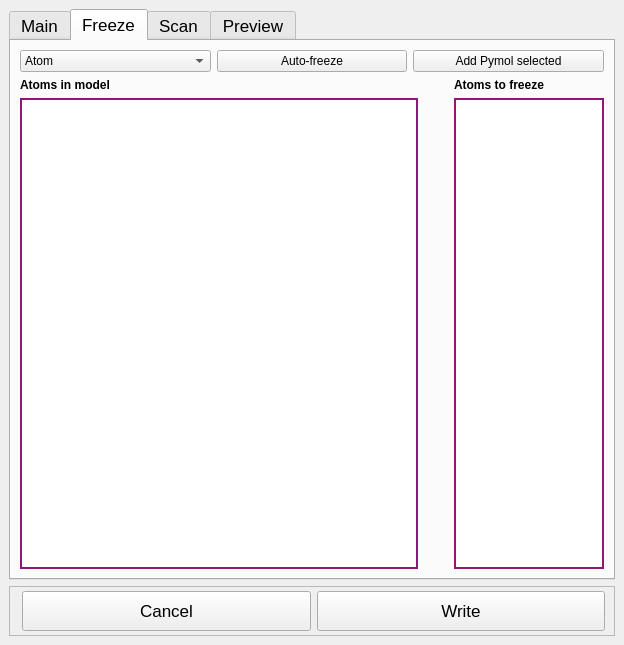
This is UIs/SetupWindow.ui in isaksengeir/REACT as Qt 5 draws it before an edit. The edited form follows.
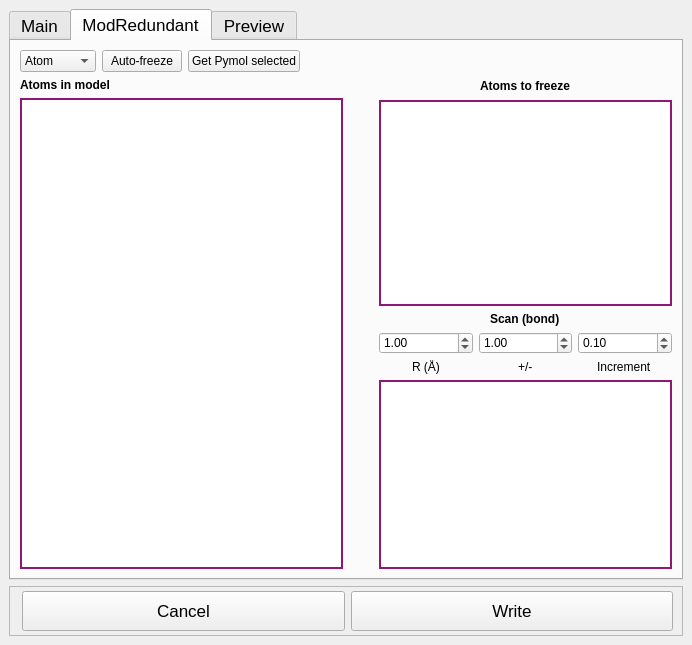
This is the edited form. The open tabs and pages were chosen to show the change. Icons and pictures are not drawn.

```diff
--- a/UIs/SetupWindow.ui
+++ b/UIs/SetupWindow.ui
@@ -6,7 +6,7 @@
    <rect>
     <x>0</x>
     <y>0</y>
-    <width>624</width>
+    <width>692</width>
     <height>645</height>
    </rect>
   </property>
@@ -26,6 +26,11 @@
        <string notr="true">QListWidget
 {
 border : 2px solid rgb(143, 23, 119);
+}
+
+QPlainTextEdit
+{
+border : 2px solid rgb(143, 23, 119);
 }</string>
       </property>
       <property name="currentIndex">
@@ -991,10 +996,12 @@
       </widget>
       <widget class="QWidget" name="tab_freeze">
        <attribute name="title">
-        <string>Freeze</string>
+        <string>ModRedundant</string>
        </attribute>
-       <layout class="QVBoxLayout" name="verticalLayout_2">
+       <layout class="QHBoxLayout" name="horizontalLayout_11">
         <item>
+         <layout class="QGridLayout" name="gridLayout_11">
+          <item row="0" column="0">
          <layout class="QGridLayout" name="gridLayout_6">
           <item row="0" column="0">
            <widget class="QComboBox" name="comboBox_freezetype">
@@ -1030,16 +1037,29 @@
           <item row="0" column="2">
            <widget class="QPushButton" name="button_add_from_pymol">
             <property name="text">
-             <string>Add Pymol selected</string>
+               <string>Get Pymol selected</string>
             </property>
            </widget>
           </item>
-         </layout>
-        </item>
-        <item>
+            <item row="0" column="3">
+             <spacer name="horizontalSpacer">
+              <property name="orientation">
+               <enum>Qt::Horizontal</enum>
+              </property>
+              <property name="sizeHint" stdset="0">
+               <size>
+                <width>40</width>
+                <height>20</height>
+               </size>
+              </property>
+             </spacer>
+            </item>
+           </layout>
+          </item>
+          <item row="1" column="0">
          <layout class="QGridLayout" name="gridLayout_5">
-          <item row="0" column="0" rowspan="3">
-           <layout class="QGridLayout" name="gridLayout_2">
+            <item row="0" column="0" rowspan="2">
+             <layout class="QGridLayout" name="gridLayout_4">
             <item row="0" column="0">
              <widget class="QLabel" name="label">
               <property name="font">
@@ -1077,6 +1097,160 @@
            </layout>
           </item>
           <item row="0" column="1">
+             <layout class="QGridLayout" name="gridLayout_2">
+              <item row="2" column="0">
+               <widget class="QPushButton" name="button_add_freeze">
+                <property name="minimumSize">
+                 <size>
+                  <width>24</width>
+                  <height>24</height>
+                 </size>
+                </property>
+                <property name="maximumSize">
+                 <size>
+                  <width>24</width>
+                  <height>24</height>
+                 </size>
+                </property>
+                <property name="styleSheet">
+                 <string notr="true">QPushButton {
+	background-color: rgb(143, 23, 119);
+  	color: white;
+
+}
+
+QPushButton:hover
+{
+   	background-color:rgb(143, 23, 119);
+
+	border-style: outset;
+	border-width: 0px;
+	border-radius:10px;
+
+	
+	/*border-color: rgb(12, 103, 213);*/
+}
+QPushButton:pressed
+{
+   	/*background-color:rgb(17, 145, 255);
+	color: black*/
+	background-color: rgb(42, 42, 42);
+}</string>
+                </property>
+                <property name="text">
+                 <string/>
+                </property>
+                <property name="icon">
+                 <iconset>
+                  <normaloff>:/24x24/resources/icons/arrow-plus.png</normaloff>:/24x24/resources/icons/arrow-plus.png</iconset>
+                </property>
+                <property name="iconSize">
+                 <size>
+                  <width>24</width>
+                  <height>24</height>
+                 </size>
+                </property>
+                <property name="flat">
+                 <bool>true</bool>
+                </property>
+               </widget>
+              </item>
+              <item row="4" column="0">
+               <spacer name="verticalSpacer_2">
+                <property name="orientation">
+                 <enum>Qt::Vertical</enum>
+                </property>
+                <property name="sizeHint" stdset="0">
+                 <size>
+                  <width>20</width>
+                  <height>40</height>
+                 </size>
+                </property>
+               </spacer>
+              </item>
+              <item row="3" column="0">
+               <widget class="QPushButton" name="button_delete_freeze">
+                <property name="minimumSize">
+                 <size>
+                  <width>24</width>
+                  <height>24</height>
+                 </size>
+                </property>
+                <property name="maximumSize">
+                 <size>
+                  <width>24</width>
+                  <height>24</height>
+                 </size>
+                </property>
+                <property name="styleSheet">
+                 <string notr="true">QPushButton {
+	background-color: rgb(143, 23, 119);
+  	color: white;
+
+}
+
+QPushButton:hover
+{
+   	background-color:rgb(143, 23, 119);
+
+	border-style: outset;
+	border-width: 0px;
+	border-radius:10px;
+
+	
+	/*border-color: rgb(12, 103, 213);*/
+}
+QPushButton:pressed
+{
+   	/*background-color:rgb(17, 145, 255);
+	color: black*/
+	background-color: rgb(42, 42, 42);
+}</string>
+                </property>
+                <property name="text">
+                 <string/>
+                </property>
+                <property name="icon">
+                 <iconset>
+                  <normaloff>:/24x24/resources/icons/arrow-minus.png</normaloff>:/24x24/resources/icons/arrow-minus.png</iconset>
+                </property>
+                <property name="iconSize">
+                 <size>
+                  <width>24</width>
+                  <height>24</height>
+                 </size>
+                </property>
+                <property name="flat">
+                 <bool>true</bool>
+                </property>
+               </widget>
+              </item>
+              <item row="1" column="1" rowspan="4">
+               <widget class="QListWidget" name="list_freeze_atoms">
+                <property name="minimumSize">
+                 <size>
+                  <width>150</width>
+                  <height>0</height>
+                 </size>
+                </property>
+                <property name="maximumSize">
+                 <size>
+                  <width>16777215</width>
+                  <height>16777215</height>
+                 </size>
+                </property>
+                <property name="font">
+                 <font>
+                  <family>Courier</family>
+                  <pointsize>11</pointsize>
+                 </font>
+                </property>
+                <property name="styleSheet">
+                 <string notr="true">border 2px solid rgb(143, 23, 119)</string>
+                </property>
+               </widget>
+              </item>
+              <item row="0" column="0" rowspan="2">
            <spacer name="verticalSpacer">
             <property name="orientation">
              <enum>Qt::Vertical</enum>
@@ -1089,9 +1263,7 @@
             </property>
            </spacer>
           </item>
-          <item row="0" column="2" rowspan="3">
-           <layout class="QGridLayout" name="gridLayout_3">
-            <item row="0" column="0">
+              <item row="0" column="1" alignment="Qt::AlignHCenter">
              <widget class="QLabel" name="label_2">
               <property name="font">
                <font>
@@ -1104,8 +1276,194 @@
               </property>
              </widget>
             </item>
-            <item row="1" column="0">
-             <widget class="QListWidget" name="list_freeze_atoms">
+             </layout>
+            </item>
+            <item row="1" column="1">
+             <layout class="QGridLayout" name="gridLayout_3">
+              <item row="0" column="0" rowspan="3">
+               <spacer name="verticalSpacer_4">
+                <property name="orientation">
+                 <enum>Qt::Vertical</enum>
+                </property>
+                <property name="sizeHint" stdset="0">
+                 <size>
+                  <width>20</width>
+                  <height>40</height>
+                 </size>
+                </property>
+               </spacer>
+              </item>
+              <item row="0" column="2" alignment="Qt::AlignHCenter">
+               <widget class="QLabel" name="label_8">
+                <property name="font">
+                 <font>
+                  <weight>75</weight>
+                  <bold>true</bold>
+                 </font>
+                </property>
+                <property name="text">
+                 <string>Scan (bond)</string>
+                </property>
+               </widget>
+              </item>
+              <item row="1" column="1">
+               <widget class="QDoubleSpinBox" name="spinbox_radius">
+                <property name="decimals">
+                 <number>2</number>
+                </property>
+                <property name="minimum">
+                 <double>-99.000000000000000</double>
+                </property>
+                <property name="maximum">
+                 <double>99.000000000000000</double>
+                </property>
+                <property name="singleStep">
+                 <double>0.100000000000000</double>
+                </property>
+                <property name="value">
+                 <double>1.000000000000000</double>
+                </property>
+               </widget>
+              </item>
+              <item row="1" column="2">
+               <widget class="QDoubleSpinBox" name="spinbox_scan_pm">
+                <property name="decimals">
+                 <number>2</number>
+                </property>
+                <property name="minimum">
+                 <double>-99.000000000000000</double>
+                </property>
+                <property name="maximum">
+                 <double>99.000000000000000</double>
+                </property>
+                <property name="singleStep">
+                 <double>0.100000000000000</double>
+                </property>
+                <property name="value">
+                 <double>1.000000000000000</double>
+                </property>
+               </widget>
+              </item>
+              <item row="1" column="3">
+               <widget class="QDoubleSpinBox" name="spinbox_scan_increment">
+                <property name="decimals">
+                 <number>2</number>
+                </property>
+                <property name="minimum">
+                 <double>-99.000000000000000</double>
+                </property>
+                <property name="maximum">
+                 <double>99.000000000000000</double>
+                </property>
+                <property name="singleStep">
+                 <double>0.100000000000000</double>
+                </property>
+                <property name="value">
+                 <double>0.100000000000000</double>
+                </property>
+               </widget>
+              </item>
+              <item row="2" column="1" alignment="Qt::AlignHCenter">
+               <widget class="QLabel" name="label_9">
+                <property name="font">
+                 <font>
+                  <weight>50</weight>
+                  <bold>false</bold>
+                 </font>
+                </property>
+                <property name="layoutDirection">
+                 <enum>Qt::LeftToRight</enum>
+                </property>
+                <property name="text">
+                 <string>R (Å)</string>
+                </property>
+               </widget>
+              </item>
+              <item row="2" column="2" alignment="Qt::AlignHCenter">
+               <widget class="QLabel" name="label_10">
+                <property name="font">
+                 <font>
+                  <weight>50</weight>
+                  <bold>false</bold>
+                 </font>
+                </property>
+                <property name="text">
+                 <string>+/-</string>
+                </property>
+               </widget>
+              </item>
+              <item row="2" column="3" alignment="Qt::AlignHCenter">
+               <widget class="QLabel" name="label_11">
+                <property name="font">
+                 <font>
+                  <weight>50</weight>
+                  <bold>false</bold>
+                 </font>
+                </property>
+                <property name="text">
+                 <string>Increment</string>
+                </property>
+               </widget>
+              </item>
+              <item row="3" column="0">
+               <widget class="QPushButton" name="button_add_scan">
+                <property name="minimumSize">
+                 <size>
+                  <width>24</width>
+                  <height>24</height>
+                 </size>
+                </property>
+                <property name="maximumSize">
+                 <size>
+                  <width>24</width>
+                  <height>24</height>
+                 </size>
+                </property>
+                <property name="styleSheet">
+                 <string notr="true">QPushButton {
+	background-color: rgb(143, 23, 119);
+  	color: white;
+
+}
+
+QPushButton:hover
+{
+   	background-color:rgb(143, 23, 119);
+
+	border-style: outset;
+	border-width: 0px;
+	border-radius:10px;
+
+	
+	/*border-color: rgb(12, 103, 213);*/
+}
+QPushButton:pressed
+{
+   	/*background-color:rgb(17, 145, 255);
+	color: black*/
+	background-color: rgb(42, 42, 42);
+}</string>
+                </property>
+                <property name="text">
+                 <string/>
+                </property>
+                <property name="icon">
+                 <iconset>
+                  <normaloff>:/24x24/resources/icons/arrow-plus.png</normaloff>:/24x24/resources/icons/arrow-plus.png</iconset>
+                </property>
+                <property name="iconSize">
+                 <size>
+                  <width>24</width>
+                  <height>24</height>
+                 </size>
+                </property>
+                <property name="flat">
+                 <bool>true</bool>
+                </property>
+               </widget>
+              </item>
+              <item row="3" column="1" rowspan="3" colspan="3">
+               <widget class="QListWidget" name="list_freeze_atoms_2">
               <property name="minimumSize">
                <size>
                 <width>150</width>
@@ -1114,7 +1472,7 @@
               </property>
               <property name="maximumSize">
                <size>
-                <width>150</width>
+                  <width>16777215</width>
                 <height>16777215</height>
                </size>
               </property>
@@ -1129,69 +1487,8 @@
               </property>
              </widget>
             </item>
-           </layout>
-          </item>
-          <item row="1" column="1">
-           <layout class="QGridLayout" name="gridLayout_4">
-            <item row="0" column="0">
-             <widget class="QPushButton" name="button_add_freeze">
-              <property name="minimumSize">
-               <size>
-                <width>24</width>
-                <height>24</height>
-               </size>
-              </property>
-              <property name="maximumSize">
-               <size>
-                <width>24</width>
-                <height>24</height>
-               </size>
-              </property>
-              <property name="styleSheet">
-               <string notr="true">QPushButton {
-	background-color: rgb(143, 23, 119);
-  	color: white;
-
-}
-
-QPushButton:hover
-{
-   	background-color:rgb(143, 23, 119);
-
-	border-style: outset;
-	border-width: 0px;
-	border-radius:10px;
-
-	
-	/*border-color: rgb(12, 103, 213);*/
-}
-QPushButton:pressed
-{
-   	/*background-color:rgb(17, 145, 255);
-	color: black*/
-	background-color: rgb(42, 42, 42);
-}</string>
-              </property>
-              <property name="text">
-               <string/>
-              </property>
-              <property name="icon">
-               <iconset>
-                <normaloff>:/24x24/resources/icons/arrow-plus.png</normaloff>:/24x24/resources/icons/arrow-plus.png</iconset>
-              </property>
-              <property name="iconSize">
-               <size>
-                <width>24</width>
-                <height>24</height>
-               </size>
-              </property>
-              <property name="flat">
-               <bool>true</bool>
-              </property>
-             </widget>
-            </item>
-            <item row="1" column="0">
-             <widget class="QPushButton" name="button_delete_freeze">
+              <item row="4" column="0">
+               <widget class="QPushButton" name="button_delete_scan">
               <property name="minimumSize">
                <size>
                 <width>24</width>
@@ -1247,10 +1544,8 @@
               </property>
              </widget>
             </item>
-           </layout>
-          </item>
-          <item row="2" column="1">
-           <spacer name="verticalSpacer_2">
+              <item row="5" column="0">
+               <spacer name="verticalSpacer_5">
             <property name="orientation">
              <enum>Qt::Vertical</enum>
             </property>
@@ -1265,11 +1560,10 @@
          </layout>
         </item>
        </layout>
-      </widget>
-      <widget class="QWidget" name="tab_scan">
-       <attribute name="title">
-        <string>Scan</string>
-       </attribute>
+          </item>
+         </layout>
+        </item>
+       </layout>
       </widget>
       <widget class="QWidget" name="tab_view">
        <attribute name="title">
```
Lines whose indentation alone changed are shown as unchanged.
